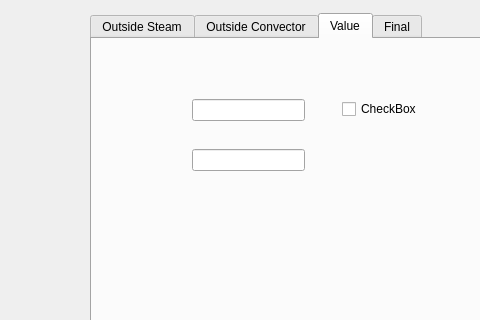
The window that frontend.ui (yehor393/TesterReport) describes before a commit, drawn with Qt 5; both pictures show x 0 to 480 and y 127 to 447 of the 1266 by 821 pixel window.
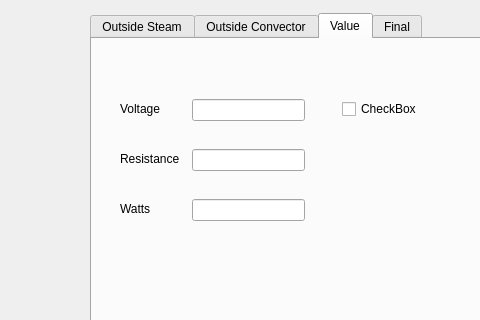
The same window after the commit. Icons and pictures are not drawn.

Patch:
```diff
--- a/frontend.ui
+++ b/frontend.ui
@@ -354,6 +354,63 @@
        <string>CheckBox</string>
       </property>
      </widget>
+     <widget class="QLabel" name="label_11">
+      <property name="geometry">
+       <rect>
+        <x>28</x>
+        <y>60</y>
+        <width>61</width>
+        <height>20</height>
+       </rect>
+      </property>
+      <property name="text">
+       <string>Voltage</string>
+      </property>
+     </widget>
+     <widget class="QLabel" name="label_12">
+      <property name="geometry">
+       <rect>
+        <x>28</x>
+        <y>110</y>
+        <width>61</width>
+        <height>20</height>
+       </rect>
+      </property>
+      <property name="text">
+       <string>Resistance</string>
+      </property>
+     </widget>
+     <widget class="QLabel" name="label_13">
+      <property name="geometry">
+       <rect>
+        <x>28</x>
+        <y>160</y>
+        <width>61</width>
+        <height>20</height>
+       </rect>
+      </property>
+      <property name="text">
+       <string>Watts</string>
+      </property>
+     </widget>
+     <widget class="QLineEdit" name="watts_input">
+      <property name="geometry">
+       <rect>
+        <x>100</x>
+        <y>160</y>
+        <width>113</width>
+        <height>22</height>
+       </rect>
+      </property>
+      <property name="font">
+       <font>
+        <family>Arial</family>
+       </font>
+      </property>
+      <property name="readOnly">
+       <bool>true</bool>
+      </property>
+     </widget>
     </widget>
     <widget class="QWidget" name="FinalTab">
      <attribute name="title">
```
Left out of the diff: 20 changed lines with no effect on the pictures.
